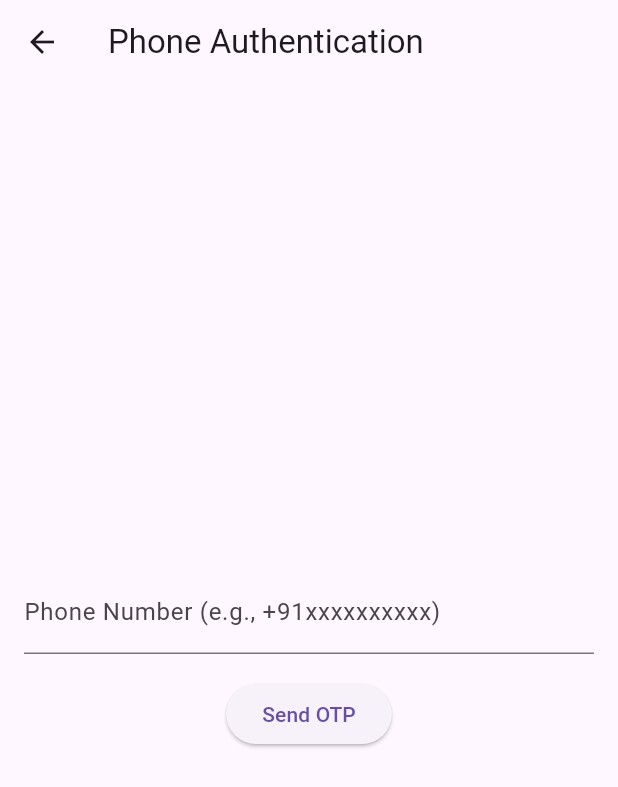
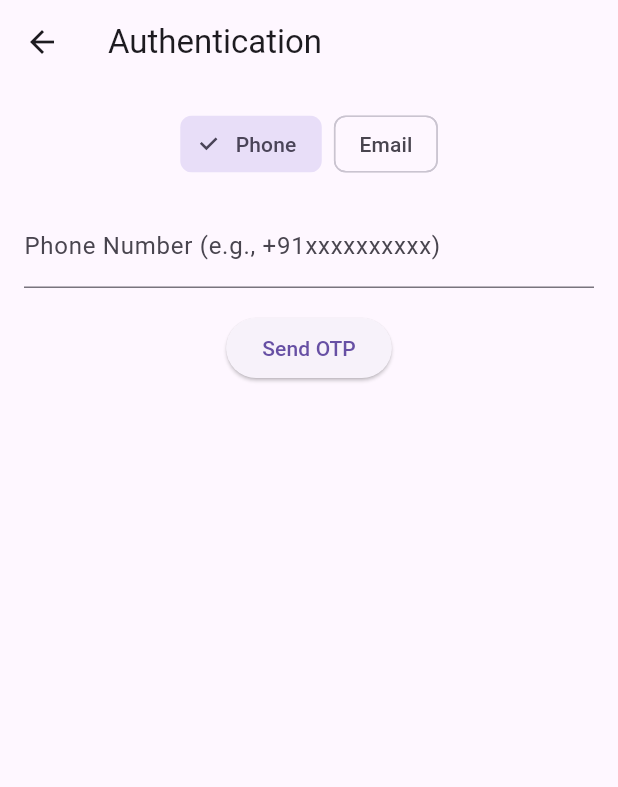
Before and after one commit to mayur20000/Zylook, a Flutter app: the AuthScreen screen opened by its route, on a phone screen of 412 x 824 dp. Shown: the top 787 px of the screen. Run offline on Flutter 3.47's test engine with Material 3 defaults, Android fonts, the phone set to English and light mode, and no system bars; our stand-ins replace firebase_auth, firebase_core, flutter_bloc, lottie, shared_preferences; accounts and stored records are empty.

Commit message:
phone and email basic structure is ready

```diff
--- a/lib/features/auth/bloc/auth_event.dart
+++ b/lib/features/auth/bloc/auth_event.dart
@@ -9,3 +9,16 @@ class VerifyOtpEvent extends AuthEvent {
   final String otp;
   VerifyOtpEvent(this.otp);
 }
+
+class LoginWithEmailEvent extends AuthEvent {
+  final String email;
+  final String password;
+  LoginWithEmailEvent(this.email, this.password);
+}
+
+class SignUpWithEmailEvent extends AuthEvent {
+  final String email;
+  final String password;
+  final String confirmPassword;
+  SignUpWithEmailEvent(this.email, this.password, this.confirmPassword);
+}
--- a/lib/features/auth/services/auth_service.dart
+++ b/lib/features/auth/services/auth_service.dart
@@ -5,6 +5,7 @@ class AuthService {
   final FirebaseAuth _auth = FirebaseAuth.instance;
   String? _verificationId;
 
+  // Send OTP to phone number
   Future<Map<String, dynamic>> sendOtp(String phoneNumber) async {
     final completer = Completer<Map<String, dynamic>>();
 
@@ -13,20 +14,14 @@ class AuthService {
         phoneNumber: phoneNumber,
         verificationCompleted: (PhoneAuthCredential credential) async {
           final userCredential = await _auth.signInWithCredential(credential);
-          if (!completer.isCompleted) {
-            completer.complete({'user': userCredential.user, 'error': null});
-          }
+          completer.complete({'user': userCredential.user, 'error': null});
         },
         verificationFailed: (FirebaseAuthException e) {
-          if (!completer.isCompleted) {
-            completer.complete({'user': null, 'error': _handleAuthError(e)});
-          }
+          completer.complete({'user': null, 'error': _handleAuthError(e)});
         },
         codeSent: (String verificationId, int? resendToken) {
           _verificationId = verificationId;
-          if (!completer.isCompleted) {
-            completer.complete({'user': null, 'error': null}); // Just indicate success of code sent
-          }
+          completer.complete({'user': null, 'error': null});
         },
         codeAutoRetrievalTimeout: (String verificationId) {
           _verificationId = verificationId;
@@ -42,6 +37,7 @@ class AuthService {
     }
   }
 
+  // Verify OTP entered by the user
   Future<Map<String, dynamic>> verifyOtp(String otp) async {
     try {
       if (_verificationId == null) {
@@ -60,10 +56,38 @@ class AuthService {
     }
   }
 
+  // Sign in with email and password
+  Future<Map<String, dynamic>> signInWithEmail(String email, String password) async {
+    try {
+      final UserCredential credential = await _auth.signInWithEmailAndPassword(
+        email: email,
+        password: password,
+      );
+      return {'user': credential.user, 'error': null};
+    } catch (e) {
+      return {'user': null, 'error': _handleAuthError(e)};
+    }
+  }
+
+  // Sign up with email and password
+  Future<Map<String, dynamic>> signUpWithEmail(String email, String password) async {
+    try {
+      final UserCredential credential = await _auth.createUserWithEmailAndPassword(
+        email: email,
+        password: password,
+      );
+      return {'user': credential.user, 'error': null};
+    } catch (e) {
+      return {'user': null, 'error': _handleAuthError(e)};
+    }
+  }
+
+  // Sign out the current user
   Future<void> signOut() async {
     await _auth.signOut();
   }
 
+  // Map FirebaseAuthException to user-friendly messages
   String _handleAuthError(dynamic error) {
     if (error is FirebaseAuthException) {
       switch (error.code) {
@@ -73,6 +97,16 @@ class AuthService {
           return 'Incorrect OTP entered.';
         case 'too-many-requests':
           return 'Too many requests. Try again later.';
+        case 'invalid-email':
+          return 'Invalid email address.';
+        case 'user-not-found':
+          return 'No user found with this email.';
+        case 'wrong-password':
+          return 'Incorrect password.';
+        case 'email-already-in-use':
+          return 'Email is already registered.';
+        case 'weak-password':
+          return 'Password is too weak.';
         default:
           return 'Authentication error: ${error.message ?? error.toString()}';
       }
--- a/lib/features/auth/views/auth_screen.dart
+++ b/lib/features/auth/views/auth_screen.dart
@@ -15,14 +15,18 @@ class AuthScreen extends StatefulWidget {
 class _AuthScreenState extends State<AuthScreen> {
   final phoneController = TextEditingController();
   final otpController = TextEditingController();
+  final emailController = TextEditingController();
+  final passwordController = TextEditingController();
+  final confirmPasswordController = TextEditingController();
   bool isOtpSent = false;
+  bool isPhoneAuth = true; // Toggle between phone and email auth
 
   @override
   Widget build(BuildContext context) {
     return BlocProvider(
       create: (context) => AuthBloc(context.read<AuthService>()),
       child: Scaffold(
-        appBar: AppBar(title: const Text('Phone Authentication')),
+        appBar: AppBar(title: const Text('Authentication')),
         body: Padding(
           padding: const EdgeInsets.all(16.0),
           child: BlocConsumer<AuthBloc, AuthState>(
@@ -41,10 +45,53 @@ class _AuthScreenState extends State<AuthScreen> {
             },
             builder: (context, state) {
               final isLoading = state is AuthLoading;
-              return Column(
+              return SingleChildScrollView(
+                child: Column(
                   mainAxisAlignment: MainAxisAlignment.center,
                   children: [
-                  if (!isOtpSent) ...[
+                    // Toggle between phone and email auth
+                    Row(
+                      mainAxisAlignment: MainAxisAlignment.center,
+                      children: [
+                        ChoiceChip(
+                          label: const Text('Phone'),
+                          selected: isPhoneAuth,
+                          onSelected: (selected) {
+                            if (selected && !isLoading) {
+                              setState(() {
+                                isPhoneAuth = true;
+                                isOtpSent = false;
+                                phoneController.clear();
+                                otpController.clear();
+                                emailController.clear();
+                                passwordController.clear();
+                                confirmPasswordController.clear();
+                              });
+                            }
+                          },
+                        ),
+                        const SizedBox(width: 8),
+                        ChoiceChip(
+                          label: const Text('Email'),
+                          selected: !isPhoneAuth,
+                          onSelected: (selected) {
+                            if (selected && !isLoading) {
+                              setState(() {
+                                isPhoneAuth = false;
+                                isOtpSent = false;
+                                phoneController.clear();
+                                otpController.clear();
+                                emailController.clear();
+                                passwordController.clear();
+                                confirmPasswordController.clear();
+                              });
+                            }
+                          },
+                        ),
+                      ],
+                    ),
+                    const SizedBox(height: 16),
+                    if (isPhoneAuth && !isOtpSent) ...[
                       TextField(
                         controller: phoneController,
                         decoration: const InputDecoration(
@@ -69,7 +116,7 @@ class _AuthScreenState extends State<AuthScreen> {
                         },
                         child: const Text('Send OTP'),
                       ),
-                  ] else ...[
+                    ] else if (isPhoneAuth && isOtpSent) ...[
                       TextField(
                         controller: otpController,
                         decoration: const InputDecoration(labelText: 'Enter OTP'),
@@ -92,8 +139,69 @@ class _AuthScreenState extends State<AuthScreen> {
                         },
                         child: const Text('Verify OTP'),
                       ),
+                    ] else if (!isPhoneAuth) ...[
+                      TextField(
+                        controller: emailController,
+                        decoration: const InputDecoration(labelText: 'Email'),
+                        keyboardType: TextInputType.emailAddress,
+                        enabled: !isLoading,
+                      ),
+                      const SizedBox(height: 16),
+                      TextField(
+                        controller: passwordController,
+                        decoration: const InputDecoration(labelText: 'Password'),
+                        obscureText: true,
+                        enabled: !isLoading,
+                      ),
+                      const SizedBox(height: 16),
+                      TextField(
+                        controller: confirmPasswordController,
+                        decoration: const InputDecoration(labelText: 'Confirm Password'),
+                        obscureText: true,
+                        enabled: !isLoading,
+                      ),
+                      const SizedBox(height: 16),
+                      ElevatedButton(
+                        onPressed: isLoading
+                            ? null
+                            : () {
+                          final email = emailController.text.trim();
+                          final password = passwordController.text.trim();
+                          final confirmPassword = confirmPasswordController.text.trim();
+                          if (email.isNotEmpty && password.isNotEmpty) {
+                            context.read<AuthBloc>().add(
+                              SignUpWithEmailEvent(email, password, confirmPassword),
+                            );
+                          } else {
+                            ScaffoldMessenger.of(context).showSnackBar(
+                              const SnackBar(content: Text('Enter valid email and password')),
+                            );
+                          }
+                        },
+                        child: const Text('Sign Up'),
+                      ),
+                      const SizedBox(height: 16),
+                      ElevatedButton(
+                        onPressed: isLoading
+                            ? null
+                            : () {
+                          final email = emailController.text.trim();
+                          final password = passwordController.text.trim();
+                          if (email.isNotEmpty && password.isNotEmpty) {
+                            context.read<AuthBloc>().add(
+                              LoginWithEmailEvent(email, password),
+                            );
+                          } else {
+                            ScaffoldMessenger.of(context).showSnackBar(
+                              const SnackBar(content: Text('Enter valid email and password')),
+                            );
+                          }
+                        },
+                        child: const Text('Login'),
+                      ),
                     ],
                   ],
+                ),
               );
             },
           ),
@@ -106,6 +214,9 @@ class _AuthScreenState extends State<AuthScreen> {
   void dispose() {
     phoneController.dispose();
     otpController.dispose();
+    emailController.dispose();
+    passwordController.dispose();
+    confirmPasswordController.dispose();
     super.dispose();
   }
 }
```
Also changed, not shown: lib/features/auth/bloc/auth_bloc.dart (+24 -0 lines). Lines whose indentation alone changed are shown as unchanged.
